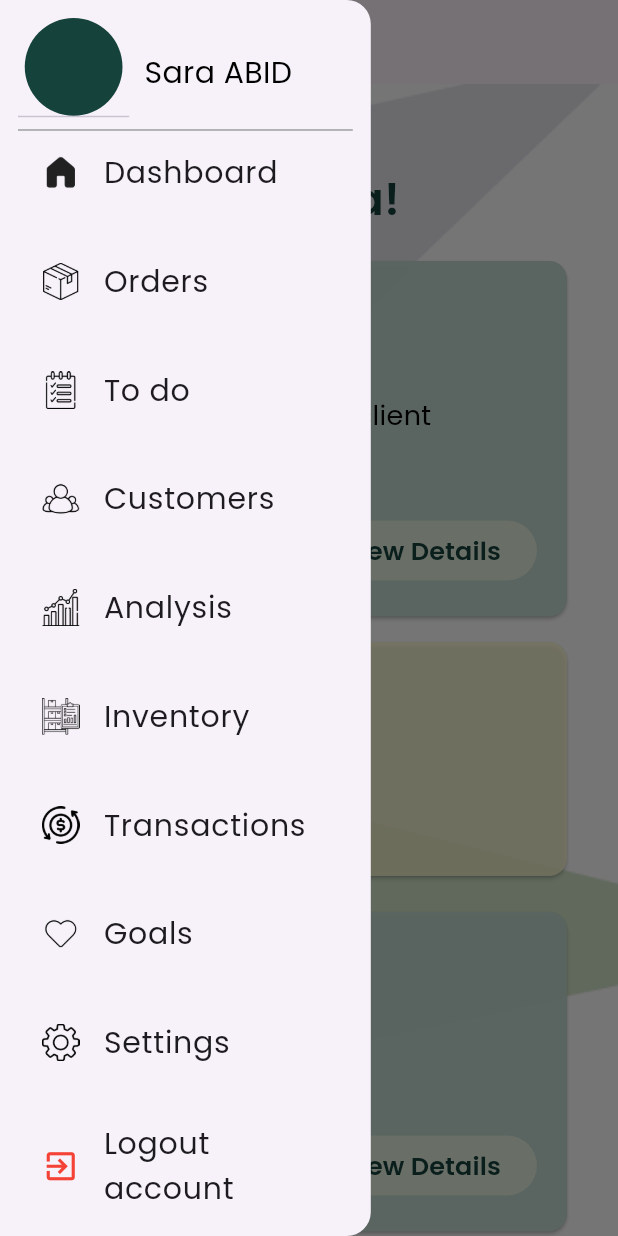
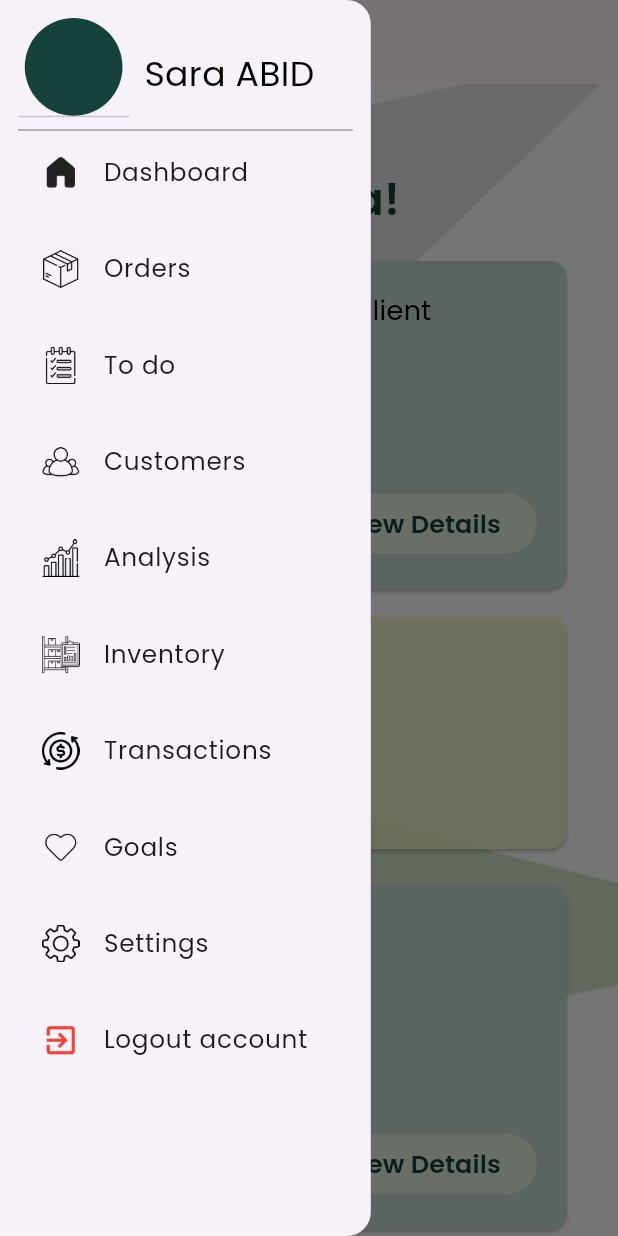
Before and after one commit to abid-sara/business_assistant, a Flutter app: the Dashboard screen opened by its route, with the side drawer open, on a phone screen of 412 x 824 dp. Run offline on Flutter 3.47's test engine with Material 3 defaults, Android fonts, the phone set to English and light mode, and no system bars; our stand-ins replace date_picker_timeline, fl_chart, get, image_picker, permission_handler, table_calendar; missing offline and left inert: image_input; accounts and stored records are empty.

Commit message:
sidebar is working, resolved some overflows

```diff
--- /dev/null
+++ b/lib/controllers/DrawerController.dart
@@ -0,0 +1,9 @@
+import 'package:get/get.dart';
+
+class DrawerControl extends GetxController {
+  var selectedMenuItem = 'Dashboard'.obs;
+
+  void selectMenuItem(String menuItem) {
+    selectedMenuItem.value = menuItem;
+  }
+}
--- a/lib/screens/dashboard.dart
+++ b/lib/screens/dashboard.dart
@@ -1,6 +1,8 @@
+import 'package:business_assistant/controllers/DrawerController.dart';
 import 'package:business_assistant/style/colors.dart';
 import 'package:business_assistant/widget/sidebar.dart';
 import 'package:flutter/material.dart';
+import 'package:get/get.dart';
 
 import 'customers/customers_center.dart';
 
@@ -13,12 +15,19 @@ class Dashboard extends StatefulWidget {
 }
 
 class _DashboardState extends State<Dashboard> {
-  //maybe we should add the dialog for adding customers and orders??
   @override
   Widget build(BuildContext context) {
     final double screenWidth = MediaQuery.of(context).size.width;
     final double screenHeight = MediaQuery.of(context).size.height;
+    final controller = Get.put(DrawerControl());
 
+    var listTasks = [
+      "Update status of client",
+      "Prepare cookies",
+      "Buy material"
+    ];
+
+    var lowStockList = ["Sugar", "Chocolate", "Eggs"];
     return SafeArea(
       child: Scaffold(
         drawer: const Sidebar(),
@@ -26,18 +35,19 @@ class _DashboardState extends State<Dashboard> {
           leading: Builder(
             builder: (context) {
               return Padding(
-                padding: const EdgeInsets.all(8.0), // Adjust padding here
+                padding: const EdgeInsets.all(8.0),
                 child: IconButton(
-                  icon: const Icon(Icons.menu,
-                      size: 30), // Change the icon if needed
+                  icon: const Icon(Icons.menu, size: 30),
                   onPressed: () {
-                    Scaffold.of(context).openDrawer(); // Open the sidebar
+                    Scaffold.of(context).openDrawer();
                   },
                 ),
               );
             },
           ),
         ),
+
+        //body>>>>>>>>
         body: SingleChildScrollView(
           child: Stack(
             children: [
@@ -72,41 +82,7 @@ class _DashboardState extends State<Dashboard> {
                           child: Column(
                             crossAxisAlignment: CrossAxisAlignment.start,
                             children: [
-                              const Row(
-                                children: [
-                                  Icon(Icons.circle_outlined, size: 20),
-                                  SizedBox(width: 5),
-                                  Text(
-                                    "Buy material",
-                                    style: TextStyle(
-                                        color: Colors.black, fontSize: 18),
-                                  ),
-                                ],
-                              ),
-                              const SizedBox(height: 9),
-                              const Row(
-                                children: [
-                                  Icon(Icons.circle_outlined, size: 20),
-                                  SizedBox(width: 5),
-                                  Text(
-                                    "Prepare cookies",
-                                    style: TextStyle(
-                                        color: Colors.black, fontSize: 18),
-                                  ),
-                                ],
-                              ),
-                              const SizedBox(height: 9),
-                              const Row(
-                                children: [
-                                  Icon(Icons.circle_outlined, size: 20),
-                                  SizedBox(width: 5),
-                                  Text(
-                                    "Update status of client",
-                                    style: TextStyle(
-                                        color: Colors.black, fontSize: 18),
-                                  ),
-                                ],
-                              ),
+                              for (var task in listTasks) showElements(task),
                               const SizedBox(height: 12),
                               const Text(
                                 "Today's Tasks",
@@ -120,16 +96,17 @@ class _DashboardState extends State<Dashboard> {
                                 mainAxisAlignment:
                                     MainAxisAlignment.spaceBetween,
                                 children: [
-                                  const Text(
-                                    "# tasks",
-                                    style: TextStyle(
+                                  Text(
+                                    "${listTasks.length} tasks",
+                                    style: const TextStyle(
                                         color:
                                             Color.fromARGB(255, 118, 117, 117),
                                         fontSize: 18),
                                   ),
                                   ElevatedButton(
                                     onPressed: () {
-                                      Navigator.pushNamed(context, '/Tasks');
+                                      controller.selectedMenuItem("To do");
+                                      Get.toNamed('/Tasks');
                                     },
                                     style: ElevatedButton.styleFrom(
                                       backgroundColor: const Color.fromARGB(
@@ -169,7 +146,7 @@ class _DashboardState extends State<Dashboard> {
                                       fontWeight: FontWeight.bold)),
                               const SizedBox(height: 4),
                               const Text(
-                                "# tasks",
+                                "2 deliveries",
                                 style: TextStyle(
                                     color: Color.fromARGB(255, 118, 117, 117),
                                     fontSize: 18),
@@ -177,8 +154,8 @@ class _DashboardState extends State<Dashboard> {
                               const SizedBox(height: 9),
                               ElevatedButton(
                                 onPressed: () {
-                                  //MUST take us to the orders page
-                                  Navigator.pushNamed(context, '/orders');
+                                  controller.selectedMenuItem("Orders");
+                                  Get.toNamed('/orders');
                                 },
                                 style: ElevatedButton.styleFrom(
                                   backgroundColor:
@@ -210,29 +187,8 @@ class _DashboardState extends State<Dashboard> {
                           child: Column(
                             crossAxisAlignment: CrossAxisAlignment.start,
                             children: [
-                              const Row(
-                                children: [
-                                  Icon(Icons.circle, size: 10),
-                                  SizedBox(width: 5),
-                                  Text(
-                                    "Buy material",
-                                    style: TextStyle(
-                                        color: Colors.black, fontSize: 18),
-                                  ),
-                                ],
-                              ),
-                              const SizedBox(height: 9),
-                              const Row(
-                                children: [
-                                  Icon(Icons.circle, size: 10),
-                                  SizedBox(width: 5),
-                                  Text(
-                                    "Buy material",
-                                    style: TextStyle(
-                                        color: Colors.black, fontSize: 18),
-                                  ),
-                                ],
-                              ),
+                              for (var element in lowStockList)
+                                showElements(element),
                               const SizedBox(height: 23),
                               const Text(
                                 "Low Stock Items",
@@ -246,17 +202,17 @@ class _DashboardState extends State<Dashboard> {
                                 mainAxisAlignment:
                                     MainAxisAlignment.spaceBetween,
                                 children: [
-                                  const Text(
-                                    "# tasks",
-                                    style: TextStyle(
+                                  Text(
+                                    "${lowStockList.length} items",
+                                    style: const TextStyle(
                                         color:
                                             Color.fromARGB(255, 118, 117, 117),
                                         fontSize: 18),
                                   ),
                                   ElevatedButton(
                                     onPressed: () {
-                                      Navigator.pushNamed(
-                                          context, '/inventory');
+                                      controller.selectedMenuItem("Inventory");
+                                      Get.toNamed('/inventory');
                                     },
                                     style: ElevatedButton.styleFrom(
                                       backgroundColor: const Color.fromARGB(
@@ -284,7 +240,8 @@ class _DashboardState extends State<Dashboard> {
                       width: screenWidth,
                       child: GestureDetector(
                         onTap: () {
-                          Navigator.pushNamed(context, '/transaction');
+                          controller.selectedMenuItem("Transactions");
+                          Get.toNamed('/transaction');
                         },
                         child: const Card(
                           color: Color.fromARGB(255, 252, 249, 208),
@@ -299,7 +256,7 @@ class _DashboardState extends State<Dashboard> {
                                         fontWeight: FontWeight.bold)),
                                 SizedBox(height: 4),
                                 Text(
-                                  "# transactions",
+                                  "10 transactions",
                                   style: TextStyle(
                                       color: Color.fromARGB(255, 118, 117, 117),
                                       fontSize: 18),
@@ -324,20 +281,20 @@ class _DashboardState extends State<Dashboard> {
                       width: screenWidth,
                       child: GestureDetector(
                         onTap: () {
-                            Navigator.pushNamed(context, '/addtask');
+                          Navigator.pushNamed(context, '/addtask');
                         },
-                        child:const  Card(
+                        child: const Card(
                           color: AppColors.purpule,
                           child: Padding(
-                            padding: const EdgeInsets.all(12.0),
+                            padding: EdgeInsets.all(12.0),
                             child: Row(
                               mainAxisAlignment: MainAxisAlignment.spaceBetween,
                               children: [
-                                const Text(
+                                Text(
                                   "Add a task",
                                   style: TextStyle(fontSize: 19),
                                 ),
-                                const Icon(Icons.add)
+                                Icon(Icons.add)
                               ],
                             ),
                           ),
@@ -357,14 +314,14 @@ class _DashboardState extends State<Dashboard> {
                             mainAxisAlignment: MainAxisAlignment.spaceBetween,
                             children: [
                               const Text(
-                                "Add a client",
+                                "Add a customer",
                                 style: TextStyle(fontSize: 19),
                               ),
                               GestureDetector(
-                                  child: const Icon(Icons.add), onTap: () {
+                                  child: const Icon(Icons.add),
+                                  onTap: () {
                                     Navigator.pushNamed(context, '/customers');
                                   }),
-                              //it must show the add customer dialog
                             ],
                           ),
                         ),
@@ -407,3 +364,16 @@ class _DashboardState extends State<Dashboard> {
     );
   }
 }
+
+Widget showElements(var element) {
+  return Row(
+    children: [
+      const Icon(Icons.circle_outlined, size: 20),
+      const SizedBox(width: 5),
+      Text(
+        element,
+        style: const TextStyle(color: Colors.black, fontSize: 18),
+      ),
+    ],
+  );
+}
--- a/lib/widget/sidebar.dart
+++ b/lib/widget/sidebar.dart
@@ -1,3 +1,4 @@
+import 'package:business_assistant/controllers/DrawerController.dart';
 import 'package:business_assistant/data/Task.dart';
 import 'package:business_assistant/screens/Analysis/analysis.dart';
 import 'package:business_assistant/screens/Analysis/transactions.dart';
@@ -8,6 +9,7 @@ import 'package:business_assistant/screens/dashboard.dart';
 import 'package:business_assistant/screens/goallist/goal_list.dart';
 import 'package:business_assistant/screens/inventory/products_center.dart';
 import 'package:business_assistant/screens/orders/orders_center.dart';
+import 'package:get/get.dart';
 
 import '/constants/imagePaths.dart';
 import 'package:flutter/material.dart';
@@ -20,15 +22,20 @@ class Sidebar extends StatefulWidget {
   State<Sidebar> createState() => _SidebarState();
 }
 
+String selectedMenuItem = 'Dashboard';
+
+late double screenWidth;
+late double screenHeight;
+
 class _SidebarState extends State<Sidebar> {
-  String selectedMenuItem = 'Dashboard';
+  final controller = Get.put(DrawerControl());
 
   @override
   Widget build(BuildContext context) {
-    final double screenWidth = MediaQuery.of(context).size.width;
-    final double screenHeight = MediaQuery.of(context).size.height;
+    screenWidth = MediaQuery.of(context).size.width;
+    screenHeight = MediaQuery.of(context).size.height;
 
-    final double itemSpacing = screenHeight * 0.02;
+    final double itemSpacing = screenHeight * 0.01;
 
     return SafeArea(
       child: Drawer(
@@ -53,114 +60,101 @@ class _SidebarState extends State<Sidebar> {
                   ),
                 ),
                 const SizedBox(width: 10),
-                const Align(
+                Align(
                   alignment: Alignment.centerLeft,
                   child: Text(
                     'Sara ABID',
                     style: TextStyle(
                       color: Colors.black,
-                      fontSize: 20,
+                      fontSize: screenWidth * 0.056,
                     ),
                   ),
                 ),
-                // const Spacer(),
-                // const Align(
-                //   alignment: Alignment.centerRight,
-                //   child: Icon(Icons.keyboard_arrow_right),
-                // )
               ],
             ),
             Container(
               height: 1,
               color: Colors.grey,
             ),
-            buildMenuItem(
+            Obx(
+              () => buildMenuItem(
                 title: 'Dashboard',
-              image: selectedMenuItem == 'Dashboard'
+                image: controller.selectedMenuItem.value == 'Dashboard'
                     ? home_filled
                     : home_not_filled,
                 route: '/dashboard',
-              parameter: const Dashboard(), // Replace with the actual widget
               ),
-
-
+            ),
             SizedBox(height: itemSpacing),
-            buildMenuItem(
+            Obx(() => buildMenuItem(
                   title: 'Orders',
-              image: selectedMenuItem == 'Orders'
+                  image: controller.selectedMenuItem.value == 'Orders'
                       ? orders_filled
                       : orders_not_filled,
                   route: '/orders',
-              parameter: const OrdersPage(),
-            ),
+                )),
             SizedBox(height: itemSpacing),
-            buildMenuItem(
+            Obx(() => buildMenuItem(
                   title: 'To do',
-              image:
-                  selectedMenuItem == 'To do' ? todo_filled : todo_not_filled,
+                  image: controller.selectedMenuItem.value == 'To do'
+                      ? todo_filled
+                      : todo_not_filled,
                   route: '/Tasks',
-              parameter: const Tasks(),
-            ),
+                )),
             SizedBox(height: itemSpacing),
-            buildMenuItem(
+            Obx(() => buildMenuItem(
                   title: 'Customers',
-              image: selectedMenuItem == 'Customers'
+                  image: controller.selectedMenuItem.value == 'Customers'
                       ? customers_filled
                       : customers_not_filled,
                   route: '/customers',
-              parameter: const customersPage(),
-
-            ),
+                )),
             SizedBox(height: itemSpacing),
-            buildMenuItem(
+            Obx(() => buildMenuItem(
                   title: 'Analysis',
-              image: selectedMenuItem == 'Analysis'
+                  image: controller.selectedMenuItem.value == 'Analysis'
                       ? analysis_filled
                       : analysis_not_filled,
                   route: '/analysis',
-              parameter: const Analysis(),
-            ),
+                )),
             SizedBox(height: itemSpacing),
-            buildMenuItem(
+            Obx(() => buildMenuItem(
                   title: 'Inventory',
-              image: selectedMenuItem == 'Inventory'
+                  image: controller.selectedMenuItem.value == 'Inventory'
                       ? inventory_filled
                       : inventory_not_filled,
                   route: '/inventory',
-              parameter: const Inventory(),
-            ),
+                )),
             SizedBox(height: itemSpacing),
-            buildMenuItem(
+            Obx(() => buildMenuItem(
                   title: 'Transactions',
-              image:
-                  selectedMenuItem == 'Transactions' ? transaction_filled : transaction_not_filled,
+                  image: controller.selectedMenuItem.value == 'Transactions'
+                      ? transaction_filled
+                      : transaction_not_filled,
                   route: '/transaction',
-              parameter: const Transaction(),
-            ),
+                )),
             SizedBox(height: itemSpacing),
-            buildMenuItem(
+            Obx(() => buildMenuItem(
                   title: 'Goals',
-              image:
-                  selectedMenuItem == 'Goals' ? goals_filled : goals_not_filled,
+                  image: controller.selectedMenuItem.value == 'Goals'
+                      ? goals_filled
+                      : goals_not_filled,
                   route: '/goalList',
-              parameter: const GoalList(),
-            ),
+                )),
             SizedBox(height: itemSpacing),
-            buildMenuItem(
+            Obx(() => buildMenuItem(
                   title: 'Settings',
-              image: selectedMenuItem == 'Settings'
+                  image: controller.selectedMenuItem.value == 'Settings'
                       ? settings_filled
                       : settings_not_filled,
                   route: '/settings',
-              parameter: const Settings(),
-
-            ),
+                )),
             SizedBox(height: itemSpacing),
             ListTile(
               leading:
                   const Icon(Icons.exit_to_app, size: 25, color: Colors.red),
               title:
-                  const Text('Logout account', style: TextStyle(fontSize: 20)),
+                   Text('Logout account', style: TextStyle(fontSize: screenWidth * 0.04)),
               onTap: () {
                 Navigator.pushReplacementNamed(context, '/signIn');
               },
@@ -171,27 +165,22 @@ class _SidebarState extends State<Sidebar> {
     );
   }
 
-  Widget buildMenuItem(
-      {required String title, required String image, required String route, required parameter}) {
+  Widget buildMenuItem({
+    required String title,
+    required String image,
+    required String route,
+  }) {
     return ListTile(
       leading: SizedBox(
         width: 25,
         height: 25,
         child: Image.asset(image, fit: BoxFit.cover),
       ),
-      title: Text(title, style: const TextStyle(fontSize: 20)),
-
+      title: Text(title, style: TextStyle(fontSize: screenWidth * 0.04)),
       onTap: () {
-        Navigator.pop(context);
-        Navigator.of(context).push(
-        MaterialPageRoute(
-          builder: (context) => parameter,
-        ),
-      );
-        setState(() {
-        selectedMenuItem = title;
-
-        });
+        controller.selectedMenuItem(title);
+        Get.back();
+        Get.toNamed(route);
       },
     );
   }
--- a/pubspec.yaml
+++ b/pubspec.yaml
@@ -40,6 +40,7 @@ dependencies:
   permission_handler: ^10.2.0
   date_picker_timeline:
   table_calendar:
+  get: ^4.6.5
 
 dev_dependencies:
   flutter_test:
```
Also changed, not shown: lib/main.dart (+4 -6 lines), lib/screens/Analysis/analysis.dart (+15 -11 lines), lib/screens/Settings/changepassword.dart (+37 -28 lines), lib/screens/customers/customers_center.dart (+2 -6 lines), lib/screens/goallist/goal_list.dart (+32 -44 lines), lib/screens/landingPages/check_email.dart (+7 -2 lines), lib/screens/landingPages/forgot_password.dart (+9 -5 lines), lib/screens/landingPages/reset_password.dart (+14 -12 lines), lib/screens/landingPages/sign_in.dart (+6 -3 lines), lib/screens/landingPages/welcome_screen.dart (+6 -3 lines), lib/widget/back_arrow.dart (+10 -4 lines), pubspec.lock, 4 other files. Lines whose indentation alone changed are shown as unchanged.
